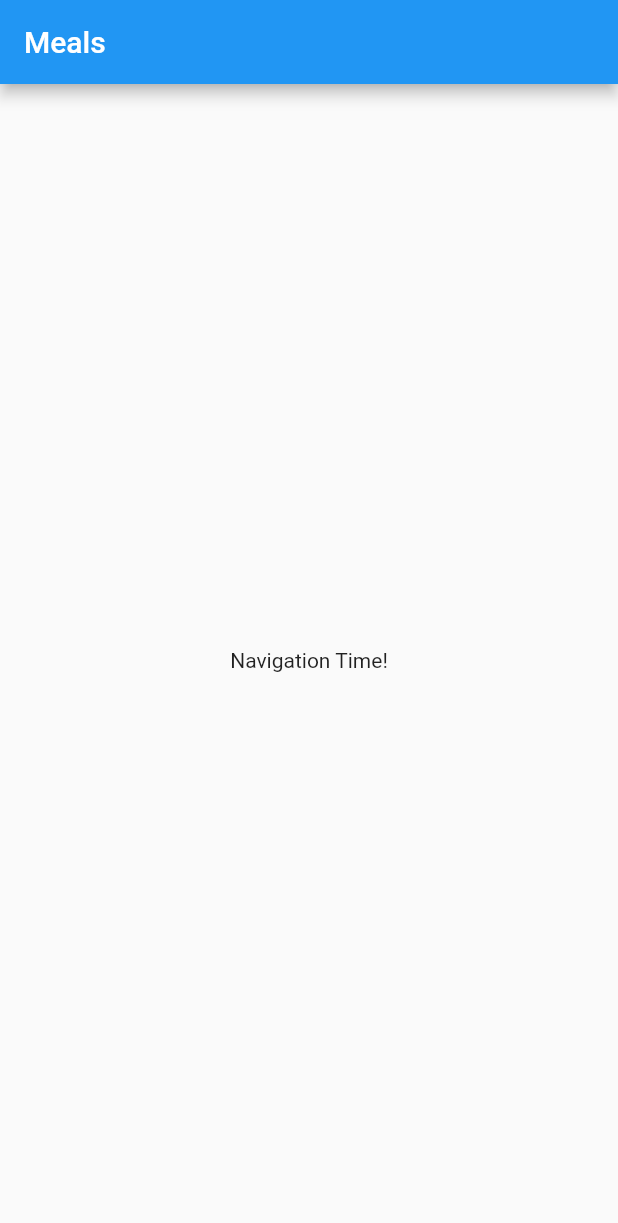
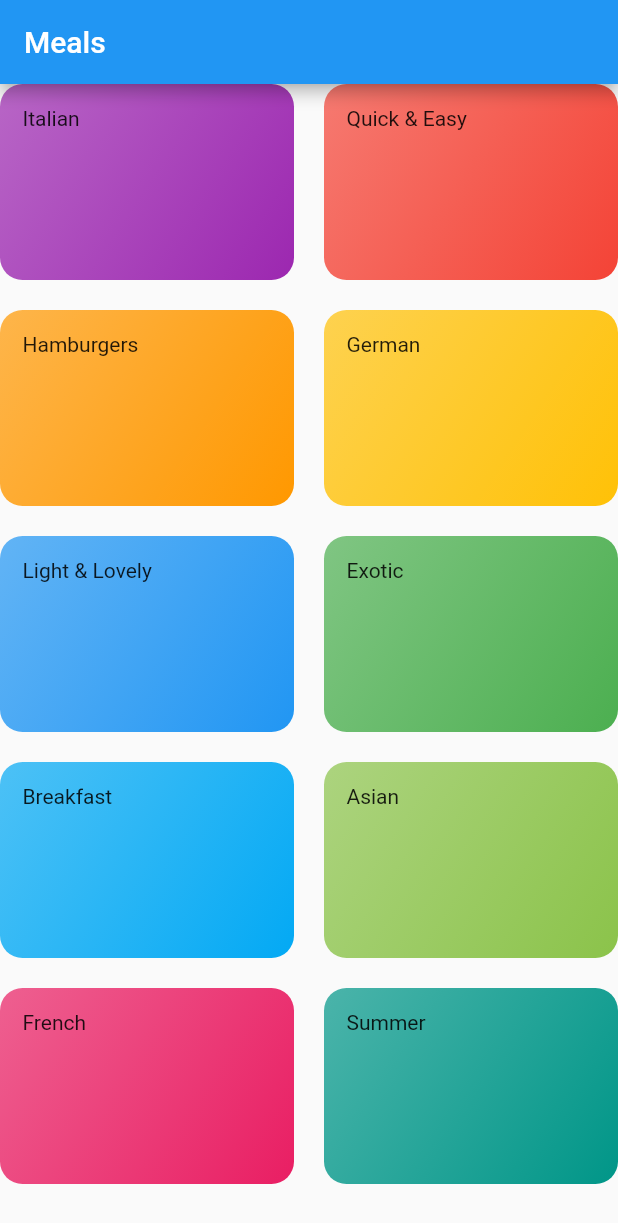
Before and after one commit to ahmetsarac/flutter-meals, a Flutter app: the screen it shows after launch, on a phone screen of 412 x 824 dp. Shown: the top 1223 px of the screen. Run offline on Flutter 3.47's test engine with Material 2 defaults, Android fonts, the phone set to English and light mode, and no system bars.

Commit message:
Categories screen is added.

```diff
--- /dev/null
+++ b/lib/categories_screen.dart
@@ -0,0 +1,25 @@
+import 'package:flutter/material.dart';
+import 'package:meals/category_item.dart';
+import 'dummy_data.dart';
+
+class CategoriesScreen extends StatelessWidget {
+  const CategoriesScreen({Key? key}) : super(key: key);
+
+  @override
+  Widget build(BuildContext context) {
+    return Scaffold(
+      appBar: AppBar(title: const Text("Meals")),
+      body: GridView(
+        gridDelegate: const SliverGridDelegateWithMaxCrossAxisExtent(
+          maxCrossAxisExtent: 200,
+          childAspectRatio: 3 / 2,
+          crossAxisSpacing: 20,
+          mainAxisSpacing: 20,
+        ),
+        children: DUMMY_CATEGORIES.map((catData) {
+          return CategoryItem(title: catData.title, color: catData.color);
+        }).toList(),
+      ),
+    );
+  }
+}
--- /dev/null
+++ b/lib/category_item.dart
@@ -0,0 +1,29 @@
+import 'package:flutter/material.dart';
+import 'dummy_data.dart';
+
+class CategoryItem extends StatelessWidget {
+  final String title;
+  final Color color;
+
+  const CategoryItem({Key? key, required this.title, required this.color})
+      : super(key: key);
+
+  @override
+  Widget build(BuildContext context) {
+    return Container(
+      padding: const EdgeInsets.all(15.0),
+      child: Text(title),
+      decoration: BoxDecoration(
+        gradient: LinearGradient(
+          colors: [
+            color.withOpacity(0.7),
+            color,
+          ],
+          begin: Alignment.topLeft,
+          end: Alignment.bottomRight,
+        ),
+        borderRadius: BorderRadius.circular(15.0),
+      ),
+    );
+  }
+}
--- /dev/null
+++ b/lib/dummy_data.dart
@@ -0,0 +1,56 @@
+import 'package:flutter/material.dart';
+
+import './models/category.dart';
+
+const DUMMY_CATEGORIES = [
+  Category(
+    id: 'c1',
+    title: 'Italian',
+    color: Colors.purple,
+  ),
+  Category(
+    id: 'c2',
+    title: 'Quick & Easy',
+    color: Colors.red,
+  ),
+  Category(
+    id: 'c3',
+    title: 'Hamburgers',
+    color: Colors.orange,
+  ),
+  Category(
+    id: 'c4',
+    title: 'German',
+    color: Colors.amber,
+  ),
+  Category(
+    id: 'c5',
+    title: 'Light & Lovely',
+    color: Colors.blue,
+  ),
+  Category(
+    id: 'c6',
+    title: 'Exotic',
+    color: Colors.green,
+  ),
+  Category(
+    id: 'c7',
+    title: 'Breakfast',
+    color: Colors.lightBlue,
+  ),
+  Category(
+    id: 'c8',
+    title: 'Asian',
+    color: Colors.lightGreen,
+  ),
+  Category(
+    id: 'c9',
+    title: 'French',
+    color: Colors.pink,
+  ),
+  Category(
+    id: 'c10',
+    title: 'Summer',
+    color: Colors.teal,
+  ),
+];
--- a/lib/main.dart
+++ b/lib/main.dart
@@ -1,4 +1,5 @@
 import 'package:flutter/material.dart';
+import 'package:meals/categories_screen.dart';
 
 void main() {
   runApp(const MyApp());
@@ -14,7 +15,7 @@ class MyApp extends StatelessWidget {
       theme: ThemeData(
         primarySwatch: Colors.blue,
       ),
-      home: const MyHomePage(),
+      home: const CategoriesScreen(),
     );
   }
 }
--- /dev/null
+++ b/lib/models/category.dart
@@ -0,0 +1,13 @@
+import 'package:flutter/material.dart';
+
+class Category {
+  final String id;
+  final String title;
+  final Color color;
+
+  const Category({
+    required this.id,
+    required this.title,
+    this.color = Colors.orange,
+  });
+}
```
